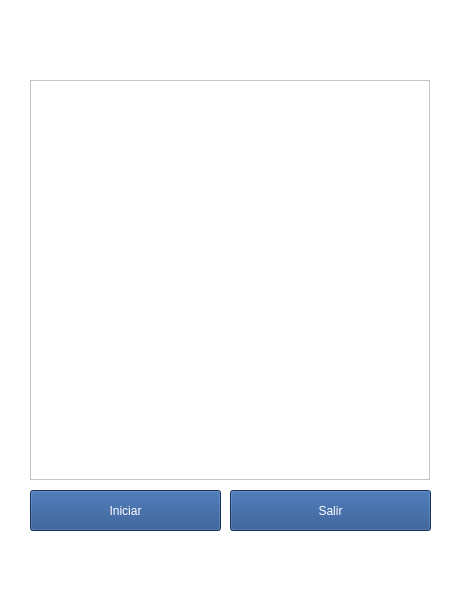
The window that mainwindow.ui (Julian-guillermo-zapata-rugeles/pacman-c-plus-plus) describes before a commit, drawn with Qt 5.
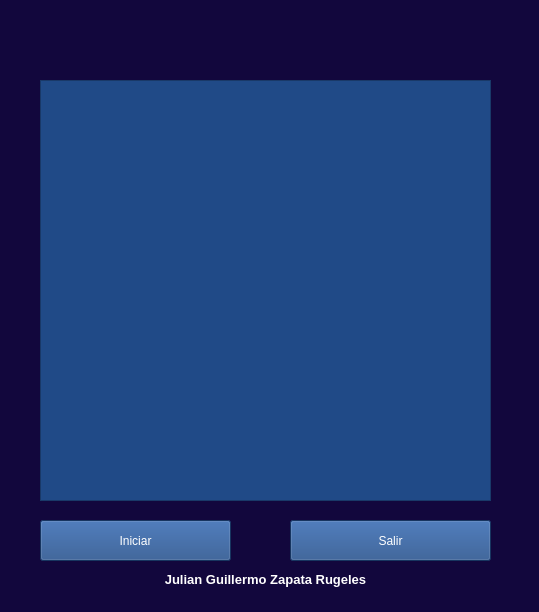
The same window after the commit. Icons and pictures are not drawn.

Patch:
```diff
--- a/mainwindow.ui
+++ b/mainwindow.ui
@@ -6,21 +6,21 @@
    <rect>
     <x>0</x>
     <y>0</y>
-    <width>463</width>
-    <height>594</height>
+    <width>539</width>
+    <height>612</height>
    </rect>
   </property>
   <property name="windowTitle">
    <string>Pacman</string>
   </property>
   <property name="styleSheet">
-   <string notr="true">background-color: rgb(255, 255, 255);</string>
+   <string notr="true">background-color: rgb(18, 7, 61);</string>
   </property>
   <widget class="QWidget" name="centralwidget">
    <widget class="QLabel" name="titulo">
     <property name="geometry">
      <rect>
-      <x>60</x>
+      <x>100</x>
       <y>10</y>
       <width>341</width>
       <height>61</height>
@@ -36,8 +36,8 @@
    <widget class="QPushButton" name="btn_iniciar">
     <property name="geometry">
      <rect>
-      <x>30</x>
-      <y>490</y>
+      <x>40</x>
+      <y>520</y>
       <width>191</width>
       <height>41</height>
      </rect>
@@ -53,8 +53,8 @@
    <widget class="QPushButton" name="btn_salir">
     <property name="geometry">
      <rect>
-      <x>230</x>
-      <y>490</y>
+      <x>290</x>
+      <y>520</y>
       <width>201</width>
       <height>41</height>
      </rect>
@@ -70,8 +70,8 @@
    <widget class="QLabel" name="label">
     <property name="geometry">
      <rect>
-      <x>40</x>
-      <y>540</y>
+      <x>70</x>
+      <y>570</y>
       <width>391</width>
       <height>20</height>
      </rect>
@@ -83,12 +83,18 @@
    <widget class="QGraphicsView" name="visorGrafico">
     <property name="geometry">
      <rect>
-      <x>30</x>
+      <x>40</x>
       <y>80</y>
-      <width>400</width>
-      <height>400</height>
+      <width>451</width>
+      <height>421</height>
      </rect>
     </property>
+    <property name="layoutDirection">
+     <enum>Qt::RightToLeft</enum>
+    </property>
+    <property name="styleSheet">
+     <string notr="true">background-color: rgb(32, 74, 135);</string>
+    </property>
    </widget>
   </widget>
   <widget class="QMenuBar" name="menubar">
```
Left out of the diff: 2 changed lines with no effect on the pictures.
